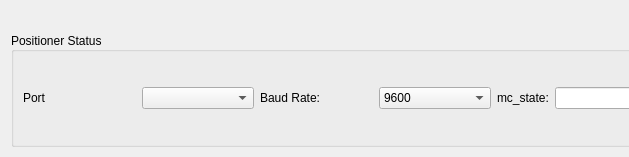
First picture: the form in gui/pos_control_ui.ui, repository Wireless-Research-Tester/Automated-Wireless-Research-Tester, before the edit; both pictures show x 0 to 629 and y 0 to 157 of the 1024 by 157 pixel window.
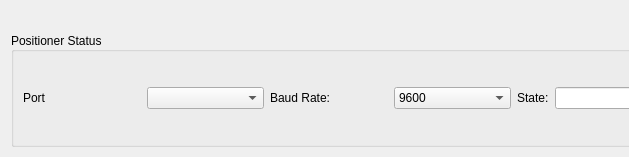
Second picture: the form after the edit.

What changed in the file:
```diff
--- a/gui/pos_control_ui.ui
+++ b/gui/pos_control_ui.ui
@@ -166,7 +166,7 @@
            </sizepolicy>
           </property>
           <property name="text">
-           <string>mc_state:</string>
+           <string>State:</string>
           </property>
           <property name="alignment">
            <set>Qt::AlignLeading|Qt::AlignLeft|Qt::AlignVCenter</set>
```
